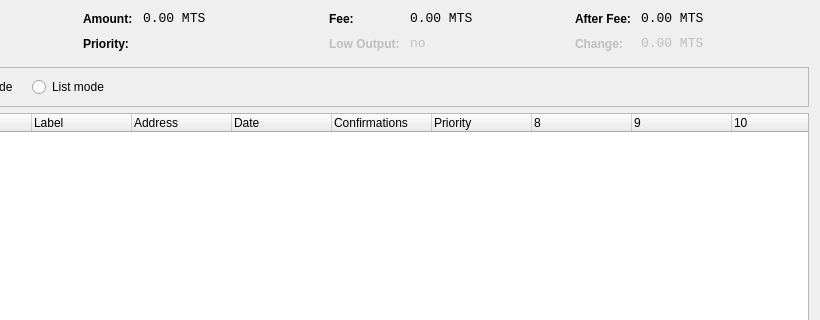
The window that src/qt/forms/coincontroldialog.ui (Mantis-Dev/Mantis) describes before a commit, drawn with Qt 5; both pictures show x 180 to 1000 and y 0 to 320 of the 1000 by 500 pixel window.
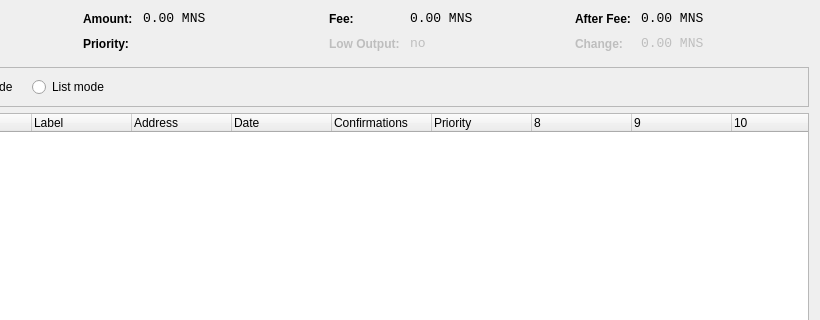
The same window after the commit. Custom widgets are drawn as their Qt base class.

```diff
--- a/src/qt/forms/coincontroldialog.ui
+++ b/src/qt/forms/coincontroldialog.ui
@@ -141,7 +141,7 @@
           <enum>Qt::ActionsContextMenu</enum>
          </property>
          <property name="text">
-          <string notr="true">0.00 MTS</string>
+          <string notr="true">0.00 MNS</string>
          </property>
          <property name="textInteractionFlags">
           <set>Qt::LinksAccessibleByMouse|Qt::TextSelectableByKeyboard|Qt::TextSelectableByMouse</set>
@@ -221,7 +221,7 @@
           <enum>Qt::ActionsContextMenu</enum>
          </property>
          <property name="text">
-          <string notr="true">0.00 MTS</string>
+          <string notr="true">0.00 MNS</string>
          </property>
          <property name="textInteractionFlags">
           <set>Qt::LinksAccessibleByMouse|Qt::TextSelectableByKeyboard|Qt::TextSelectableByMouse</set>
@@ -307,7 +307,7 @@
           <enum>Qt::ActionsContextMenu</enum>
          </property>
          <property name="text">
-          <string notr="true">0.00 MTS</string>
+          <string notr="true">0.00 MNS</string>
          </property>
          <property name="textInteractionFlags">
           <set>Qt::LinksAccessibleByMouse|Qt::TextSelectableByKeyboard|Qt::TextSelectableByMouse</set>
@@ -345,7 +345,7 @@
           <enum>Qt::ActionsContextMenu</enum>
          </property>
          <property name="text">
-          <string notr="true">0.00 MTS</string>
+          <string notr="true">0.00 MNS</string>
          </property>
          <property name="textInteractionFlags">
           <set>Qt::LinksAccessibleByMouse|Qt::TextSelectableByKeyboard|Qt::TextSelectableByMouse</set>
```
